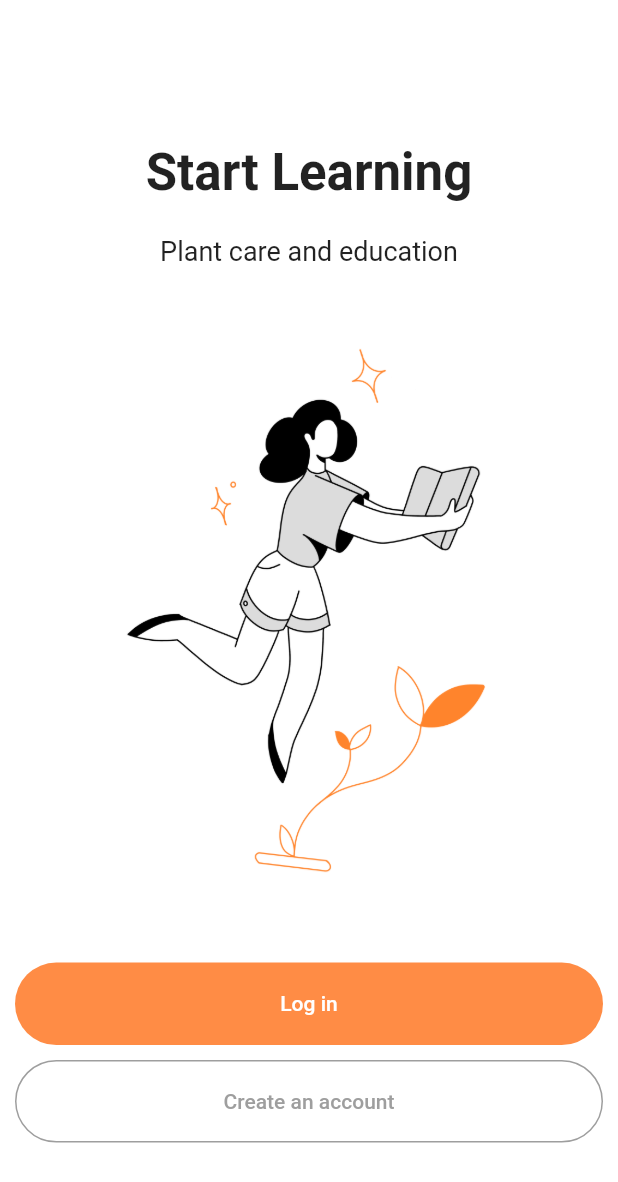
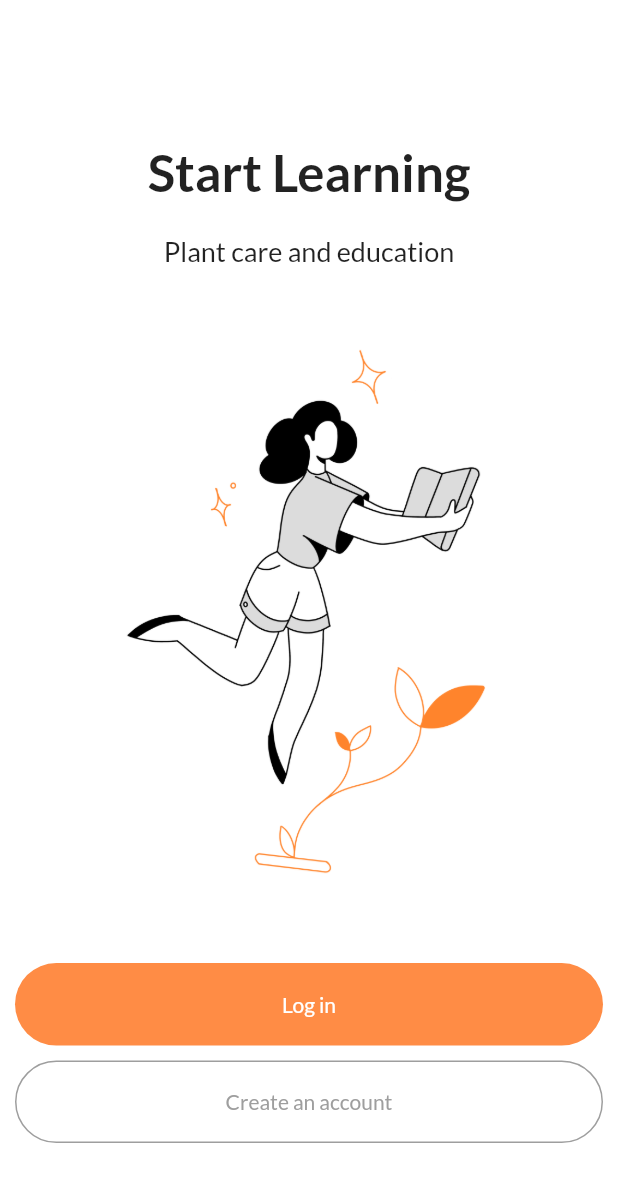
Before and after one commit to stefano-u/gardenhacks2021, a Flutter app: the screen it shows after launch, on a phone screen of 412 x 824 dp. Shown: the top 1182 px of the screen. Run offline on Flutter 3.47's test engine with Material 2 defaults, Android fonts, the phone set to English and light mode, and no system bars; our stand-ins replace camera, carousel_slider, flutter_dotenv, flutter_hooks, google_fonts, hooks_riverpod and 3 more; missing offline and left inert: flutter_overlay_loader.

Commit message:
Fixed Fonts to use Constants  (#6)
* Fixed Fonts to use Constants

* More font fixes

```diff
--- a/lib/components/carousel_card.dart
+++ b/lib/components/carousel_card.dart
@@ -1,4 +1,5 @@
 import 'package:flutter/material.dart';
+import 'package:flutterinit/constants.dart';
 
 class CarouselCard extends StatelessWidget {
   /// Text to show on button
@@ -26,7 +27,7 @@ class CarouselCard extends StatelessWidget {
             child: Text(
               this.title,
               textAlign: TextAlign.center,
-              style: const TextStyle(
+              style: Constants.mainFont.copyWith(
                 fontSize: 30.0,
                 fontWeight: FontWeight.bold,
               ),
@@ -40,7 +41,7 @@ class CarouselCard extends StatelessWidget {
             child: Text(
               this.description,
               textAlign: TextAlign.center,
-              style: const TextStyle(
+              style: Constants.mainFont.copyWith(
                 fontSize: 18.0,
                 fontWeight: FontWeight.normal,
               ),
--- a/lib/components/custom_elevated_button.dart
+++ b/lib/components/custom_elevated_button.dart
@@ -24,7 +24,7 @@ class CustomElevatedButton extends StatelessWidget {
           onPressed: this.onPressed,
           child: Text(
             this.label,
-            style: TextStyle(color: Colors.white),
+            style: Constants.mainFont.copyWith(color: Colors.white),
           ),
           style: ButtonStyle(
             padding: MaterialStateProperty.all(EdgeInsets.symmetric(vertical: 15)),
--- a/lib/components/custom_flat_button.dart
+++ b/lib/components/custom_flat_button.dart
@@ -24,7 +24,7 @@ class CustomFlatButton extends StatelessWidget {
           onPressed: this.onPressed,
           child: Text(
             this.label,
-            style: TextStyle(color: CustomColorScheme.grey),
+            style: Constants.mainFont.copyWith(color: CustomColorScheme.grey),
           ),
           style: ButtonStyle(
             padding: MaterialStateProperty.all(EdgeInsets.symmetric(vertical: 15)),
--- a/lib/components/custom_square_button.dart
+++ b/lib/components/custom_square_button.dart
@@ -29,7 +29,7 @@ class CustomSquareButton extends StatelessWidget {
             children: [
               Text(
                 this.label,
-                style: TextStyle(
+                style: Constants.mainFont.copyWith(
                   fontSize: 20.0,
                   color: Colors.grey,
                 ),
--- a/lib/components/login_password_textfield.dart
+++ b/lib/components/login_password_textfield.dart
@@ -14,7 +14,7 @@ class LoginPasswordTextfield extends StatelessWidget {
       padding: const EdgeInsets.fromLTRB(10.0, 0.0, 10.0, 0.0),
       child: TextField(
         obscureText: true,
-        style: TextStyle(
+        style: Constants.mainFont.copyWith(
           color: Colors.black,
           height: 1,
           fontSize: 15.0,
--- a/lib/components/login_signup_textfield.dart
+++ b/lib/components/login_signup_textfield.dart
@@ -14,7 +14,7 @@ class LoginSignupTextfield extends StatelessWidget {
     return Padding(
       padding: const EdgeInsets.fromLTRB(10.0, 0.0, 10.0, 0.0),
       child: TextField(
-        style: TextStyle(
+        style: Constants.mainFont.copyWith(
           color: Colors.black,
           height: 1,
           fontSize: 15.0,
--- a/lib/components/owned_plant_button.dart
+++ b/lib/components/owned_plant_button.dart
@@ -30,7 +30,7 @@ class OwnedPlantButton extends StatelessWidget {
                   child: Text(
                     'Monstera',
                     textAlign: TextAlign.left,
-                    style: const TextStyle(
+                    style: Constants.mainFont.copyWith(
                       color: Colors.black,
                       fontSize: 40.0,
                       fontWeight: FontWeight.normal,
--- a/lib/components/plant_info_button.dart
+++ b/lib/components/plant_info_button.dart
@@ -43,7 +43,7 @@ class PlantInfoButton extends StatelessWidget {
                 ),
                 Text(
                   this.label,
-                  style: TextStyle(
+                  style: Constants.mainFont.copyWith(
                     fontSize: 18.0,
                     color: CustomColorScheme.primaryColor2,
                   ),
--- a/lib/pages/login_page.dart
+++ b/lib/pages/login_page.dart
@@ -60,7 +60,7 @@ class _LoginPageWidgetState extends State<LoginPageWidget> with TickerProviderSt
                 Text(
                   'Start Learning',
                   textAlign: TextAlign.left,
-                  style: const TextStyle(
+                  style: Constants.mainFont.copyWith(
                     fontSize: 34.0,
                     fontWeight: FontWeight.bold,
                   ),
@@ -68,7 +68,7 @@ class _LoginPageWidgetState extends State<LoginPageWidget> with TickerProviderSt
                 Text(
                   'Plant care and education',
                   textAlign: TextAlign.left,
-                  style: const TextStyle(
+                  style: Constants.mainFont.copyWith(
                     fontSize: 18.0,
                     fontWeight: FontWeight.normal,
                   ),
--- a/lib/pages/owned_plant_page.dart
+++ b/lib/pages/owned_plant_page.dart
@@ -87,7 +87,7 @@ class _PlantPageWidgetState extends State<PlantPageWidget> {
                   ),
                   Text(
                     widget.plant.name,
-                    style: const TextStyle(
+                    style: Constants.mainFont.copyWith(
                       fontSize: 34.0,
                       fontWeight: FontWeight.normal,
                     ),
--- a/lib/pages/plant_page.dart
+++ b/lib/pages/plant_page.dart
@@ -93,7 +93,7 @@ class _PlantPageWidgetState extends State<PlantPageWidget> {
                       Flexible(
                         child: Text(
                           widget.plant.name,
-                          style: const TextStyle(
+                          style: Constants.mainFont.copyWith(
                             fontSize: 34.0,
                             fontWeight: FontWeight.normal,
                           ),
@@ -219,7 +219,7 @@ class _PlantPageWidgetState extends State<PlantPageWidget> {
                           Text(
                             _infoTitle!.value,
                             textAlign: TextAlign.left,
-                            style: const TextStyle(
+                            style: Constants.mainFont.copyWith(
                               fontSize: 30.0,
                               fontWeight: FontWeight.bold,
                             ),
@@ -239,7 +239,7 @@ class _PlantPageWidgetState extends State<PlantPageWidget> {
                       child: Text(
                         _plantInfo!.value,
                         textAlign: TextAlign.left,
-                        style: const TextStyle(
+                        style: Constants.mainFont.copyWith(
                           fontSize: 20.0,
                           fontWeight: FontWeight.normal,
                         ),
--- a/lib/pages/plant_search_page.dart
+++ b/lib/pages/plant_search_page.dart
@@ -1,5 +1,6 @@
 import 'package:camera/camera.dart';
 import 'package:flutter/material.dart';
+import 'package:flutterinit/constants.dart';
 import 'package:flutterinit/mocks/plants_mocks.dart';
 import 'package:flutterinit/models/plant.dart';
 import 'package:flutterinit/pages/camera_page.dart';
@@ -123,7 +124,7 @@ class _HomePageState extends State<SearchPageWidget> {
                   ),
                   Text(
                     'New Plants',
-                    style: const TextStyle(
+                    style: Constants.mainFont.copyWith(
                       fontSize: 34.0,
                       fontWeight: FontWeight.normal,
                     ),
--- a/lib/pages/signup_page.dart
+++ b/lib/pages/signup_page.dart
@@ -50,7 +50,7 @@ class _SignupPageWidgetState extends State<SignupPageWidget> with TickerProvider
                 Text(
                   'Sign Up',
                   textAlign: TextAlign.center,
-                  style: const TextStyle(
+                  style: Constants.mainFont.copyWith(
                     fontSize: 34.0,
                     fontWeight: FontWeight.bold,
                   ),
@@ -58,7 +58,7 @@ class _SignupPageWidgetState extends State<SignupPageWidget> with TickerProvider
                 Text(
                   'Sign up to begin learning',
                   textAlign: TextAlign.center,
-                  style: const TextStyle(
+                  style: Constants.mainFont.copyWith(
                     fontSize: 18.0,
                     fontWeight: FontWeight.normal,
                   ),
--- a/lib/pages/welcome_back_page.dart
+++ b/lib/pages/welcome_back_page.dart
@@ -62,7 +62,7 @@ class _WelcomePageWidgetState extends State<WelcomePageWidget> with TickerProvid
                 Text(
                   'Welcome Back!',
                   textAlign: TextAlign.left,
-                  style: const TextStyle(
+                  style: Constants.mainFont.copyWith(
                     fontSize: 34.0,
                     fontWeight: FontWeight.bold,
                   ),
@@ -70,7 +70,7 @@ class _WelcomePageWidgetState extends State<WelcomePageWidget> with TickerProvid
                 Text(
                   'Sign in to see your plant tasks for today',
                   textAlign: TextAlign.left,
-                  style: const TextStyle(
+                  style: Constants.mainFont.copyWith(
                     fontSize: 18.0,
                     fontWeight: FontWeight.normal,
                   ),
```
Also changed, not shown: lib/pages/empty_home_page.dart (+4 -4 lines).
